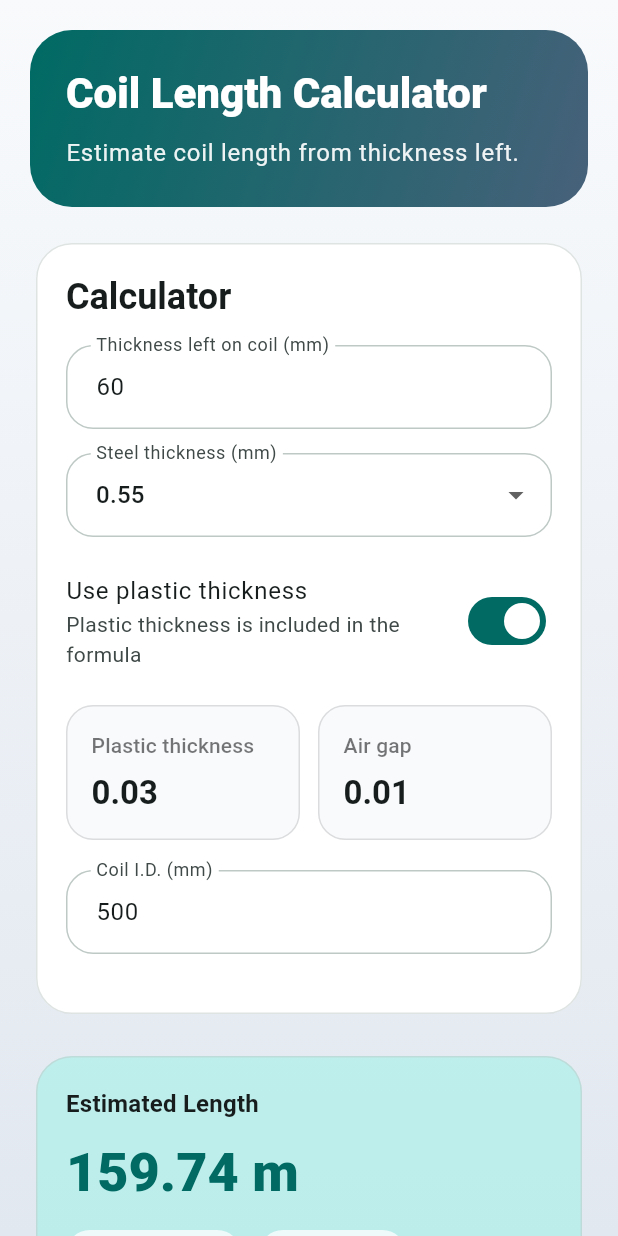
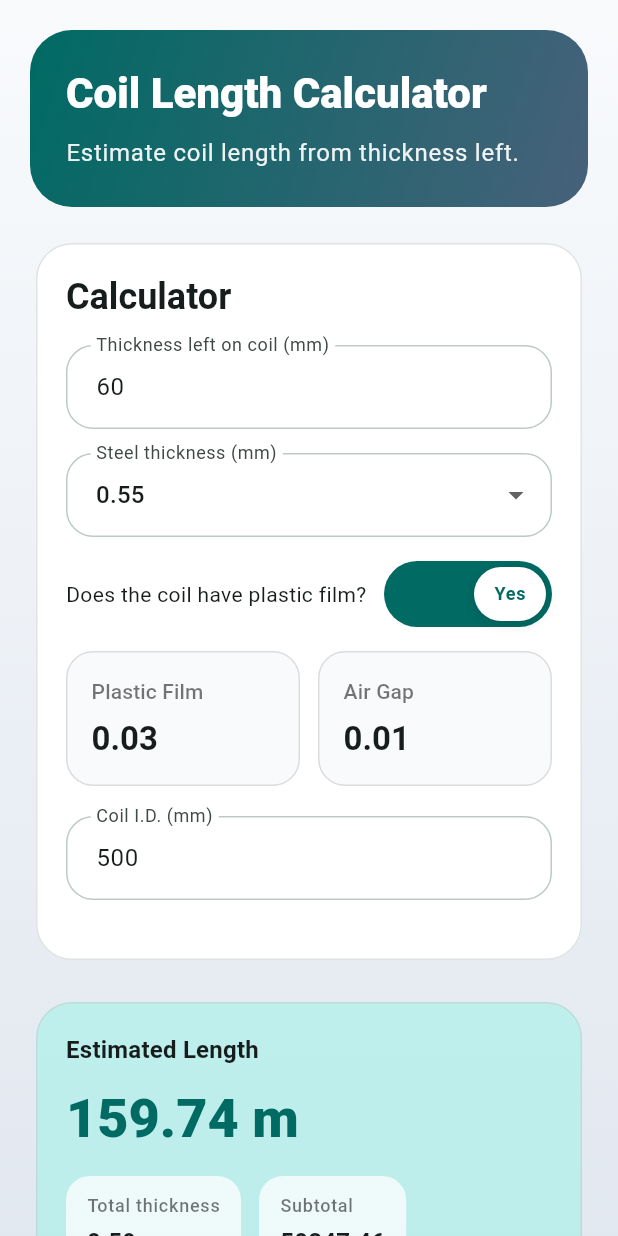
Before and after one commit to EderDM/Coilculator, a Flutter app: the screen it shows after launch, on a phone screen of 412 x 824 dp. Run offline on Flutter 3.47's test engine with Material 3 defaults, Android fonts, the phone set to English and light mode, and no system bars.

Commit message:
Update-plastic thicknedd and favcon

```diff
--- a/lib/features/calculator/calculator_page.dart
+++ b/lib/features/calculator/calculator_page.dart
@@ -143,14 +143,14 @@ class _CalculatorPageState extends State<CalculatorPage> {
                               },
                             ),
                             const SizedBox(height: 16),
-                            SwitchListTile(
-                              contentPadding: EdgeInsets.zero,
-                              title: const Text('Use plastic thickness'),
-                              subtitle: Text(
-                                _includePlasticThickness
-                                    ? 'Plastic thickness is included in the formula'
-                                    : 'Plastic thickness is turned off',
+                            Row(
+                              children: [
+                                const Expanded(
+                                  child: Text(
+                                    'Does the coil have plastic film?',
                                   ),
+                                ),
+                                _YesNoSwitch(
                                   value: _includePlasticThickness,
                                   onChanged: (value) {
                                     setState(() {
@@ -159,12 +159,14 @@ class _CalculatorPageState extends State<CalculatorPage> {
                                     _calculate();
                                   },
                                 ),
+                              ],
+                            ),
                             const SizedBox(height: 16),
                             Row(
                               children: [
                                 Expanded(
                                   child: _ConstantTile(
-                                    label: 'Plastic thickness',
+                                    label: 'Plastic Film',
                                     value:
                                         (_includePlasticThickness
                                                 ? AppConstants.plasticThickness
@@ -175,7 +177,7 @@ class _CalculatorPageState extends State<CalculatorPage> {
                                 const SizedBox(width: 12),
                                 Expanded(
                                   child: _ConstantTile(
-                                    label: 'Air gap',
+                                    label: 'Air Gap',
                                     value: AppConstants.airGap.toStringAsFixed(
                                       2,
                                     ),
@@ -274,7 +276,7 @@ class _CalculatorPageState extends State<CalculatorPage> {
                     ),
                     const SizedBox(height: 16),
                     Text(
-                      'Version 1 keeps the calculator local and does not require login. Future versions can add save history, authentication, and synced records.',
+                      'Version 1 - Coilculator',
                       textAlign: TextAlign.center,
                       style: Theme.of(
                         context,
@@ -370,6 +372,66 @@ class _ConstantTile extends StatelessWidget {
   }
 }
 
+class _YesNoSwitch extends StatelessWidget {
+  const _YesNoSwitch({required this.value, required this.onChanged});
+
+  final bool value;
+  final ValueChanged<bool> onChanged;
+
+  @override
+  Widget build(BuildContext context) {
+    final colorScheme = Theme.of(context).colorScheme;
+
+    return Semantics(
+      toggled: value,
+      button: true,
+      label: value ? 'Yes' : 'No',
+      child: InkWell(
+        onTap: () => onChanged(!value),
+        borderRadius: BorderRadius.circular(999),
+        child: AnimatedContainer(
+          duration: const Duration(milliseconds: 180),
+          curve: Curves.easeOut,
+          width: 112,
+          height: 44,
+          padding: const EdgeInsets.all(4),
+          decoration: BoxDecoration(
+            color: value ? colorScheme.primary : colorScheme.outlineVariant,
+            borderRadius: BorderRadius.circular(999),
+          ),
+          child: AnimatedAlign(
+            duration: const Duration(milliseconds: 180),
+            curve: Curves.easeOut,
+            alignment: value ? Alignment.centerRight : Alignment.centerLeft,
+            child: Container(
+              width: 48,
+              decoration: BoxDecoration(
+                color: Colors.white,
+                borderRadius: BorderRadius.circular(999),
+                boxShadow: [
+                  BoxShadow(
+                    color: Colors.black.withOpacity(0.12),
+                    blurRadius: 6,
+                    offset: const Offset(0, 2),
+                  ),
+                ],
+              ),
+              alignment: Alignment.center,
+              child: Text(
+                value ? 'Yes' : 'No',
+                style: Theme.of(context).textTheme.labelMedium?.copyWith(
+                  fontWeight: FontWeight.w700,
+                  color: value ? colorScheme.primary : colorScheme.onSurface,
+                ),
+              ),
+            ),
+          ),
+        ),
+      ),
+    );
+  }
+}
+
 class _MetricChip extends StatelessWidget {
   const _MetricChip({required this.label, required this.value});
 
```
Also changed, not shown: pubspec.yaml (+7 -0 lines), coil icon.png (added), pubspec.lock, 33 other files. Lines whose indentation alone changed are shown as unchanged.
